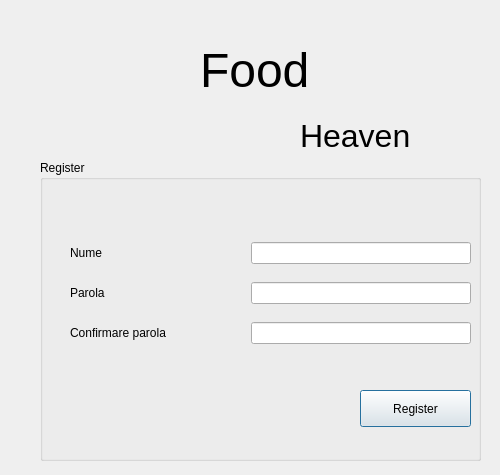
The window that ui/dialogregister.ui (decemyn/food-management) describes before a commit, drawn with Qt 5.
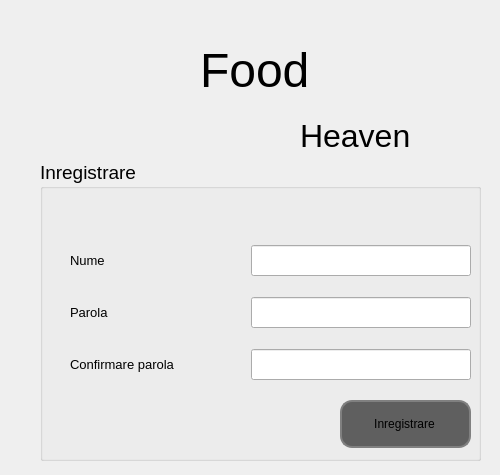
The same window after the commit. Icons and pictures are not drawn.

```diff
--- a/ui/dialogregister.ui
+++ b/ui/dialogregister.ui
@@ -38,25 +38,46 @@
      <height>301</height>
     </rect>
    </property>
+   <property name="font">
+    <font>
+     <pointsize>14</pointsize>
+    </font>
+   </property>
    <property name="title">
-    <string>Register</string>
+    <string>Inregistrare</string>
    </property>
    <widget class="QPushButton" name="pushButton_register">
     <property name="geometry">
      <rect>
-      <x>320</x>
-      <y>230</y>
-      <width>111</width>
-      <height>37</height>
+      <x>300</x>
+      <y>240</y>
+      <width>131</width>
+      <height>48</height>
      </rect>
     </property>
+    <property name="font">
+     <font>
+      <pointsize>9</pointsize>
+     </font>
+    </property>
     <property name="styleSheet">
-     <string notr="true">QPushButton::pressed{
-border: 2px solid white;
+     <string notr="true">QPushButton{
+background:#5F5F5F;
+border: 2px solid gray;
+border-radius:12px;
+padding:10 10 10 8px;
+
+}
+QPushButton::pressed{
+border: 3px solid black;
+}
+QPushButton::hover{
+ background-color: #B8B8B8;
+ color: 	black;
 }</string>
     </property>
     <property name="text">
-     <string>Register</string>
+     <string>Inregistrare</string>
     </property>
    </widget>
    <widget class="QWidget" name="layoutWidget">
@@ -65,7 +86,7 @@
       <x>30</x>
       <y>70</y>
       <width>401</width>
-      <height>126</height>
+      <height>165</height>
      </rect>
     </property>
     <layout class="QVBoxLayout" name="verticalLayout_2">
@@ -73,6 +94,11 @@
       <layout class="QHBoxLayout" name="horizontalLayout_3">
        <item>
         <widget class="QLabel" name="label_6">
+         <property name="font">
+          <font>
+           <pointsize>10</pointsize>
+          </font>
+         </property>
          <property name="text">
           <string>Nume</string>
          </property>
@@ -94,6 +120,11 @@
       <layout class="QHBoxLayout" name="horizontalLayout_4">
        <item>
         <widget class="QLabel" name="label_password">
+         <property name="font">
+          <font>
+           <pointsize>10</pointsize>
+          </font>
+         </property>
          <property name="text">
           <string>Parola</string>
          </property>
@@ -118,6 +149,11 @@
       <layout class="QHBoxLayout" name="horizontalLayout_5">
        <item>
         <widget class="QLabel" name="label_8">
+         <property name="font">
+          <font>
+           <pointsize>10</pointsize>
+          </font>
+         </property>
          <property name="text">
           <string>Confirmare parola</string>
          </property>
```
